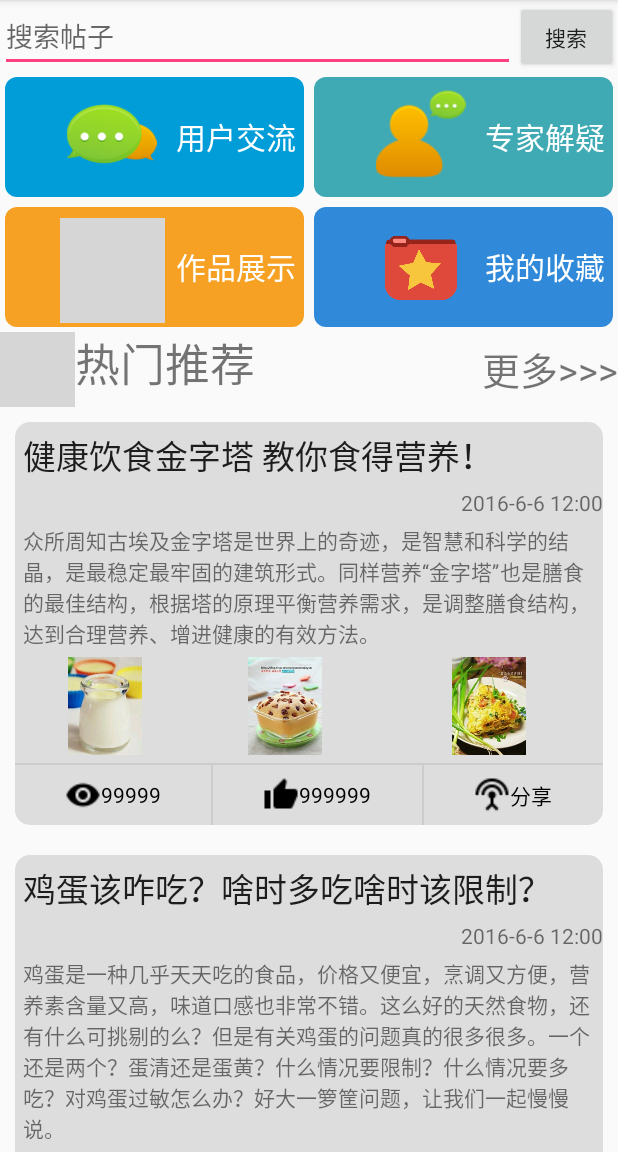
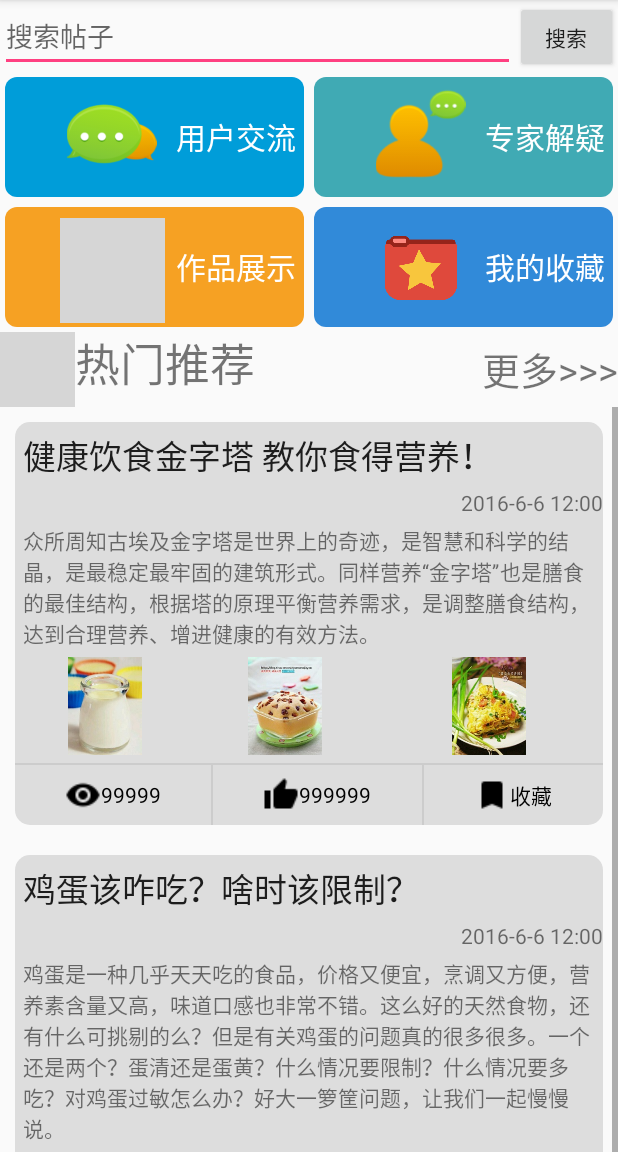
Before and after one commit to 124team/Dietitian2, an Android app: the fragment fragment3 shown on its own in the app's theme, on a phone screen of 412 x 824 dp, the part 84-1236 px from its top. Run offline under Robolectric (Android 15) with nearby library versions, the phone set to English and light mode, and no system bars; our stand-ins replace CircleImageView; grey boxes are pictures that could not be loaded.

Commit message:
一些小的界面修改

```diff
--- a/app/src/main/java/edu/neusoft/a124team/dietitian/fragment3.java
+++ b/app/src/main/java/edu/neusoft/a124team/dietitian/fragment3.java
@@ -1,5 +1,6 @@
 package edu.neusoft.a124team.dietitian;
 
+import android.content.Context;
 import android.content.Intent;
 import android.os.Bundle;
 import android.support.annotation.Nullable;
@@ -7,8 +8,11 @@ import android.support.v4.app.Fragment;
 import android.view.LayoutInflater;
 import android.view.View;
 import android.view.ViewGroup;
+import android.widget.AdapterView;
+import android.widget.Button;
 import android.widget.LinearLayout;
 import android.widget.ListView;
+import android.widget.Toast;
 
 import java.util.ArrayList;
 import java.util.HashMap;
@@ -18,7 +22,6 @@ import edu.neusoft.a124team.dietitian.wangHan.W_UserCommunicate;
 import edu.neusoft.a124team.dietitian.wangHan.W_moreHotTxt;
 import edu.neusoft.a124team.dietitian.wangHan.W_mylove;
 import edu.neusoft.a124team.dietitian.wangHan.W_workDisplay;
-import edu.neusoft.a124team.dietitian.wangHan.fragmentAdapter.W_adapter_Utility;
 import edu.neusoft.a124team.dietitian.wangHan.fragmentAdapter.W_dataControl;
 import edu.neusoft.a124team.dietitian.wangHan.fragmentAdapter.W_fragment_baseAdapter;
 
@@ -27,13 +30,28 @@ public class fragment3 extends Fragment {
     private LinearLayout UserCommunication,ExpertsAnswer,WorkDisplay,MyLove,More;
     private ArrayList<HashMap<String,String>> data;
     private ListView listView;
+    private Button searchButton;
+    private Context context;
 
 
     @Nullable
     @Override
-    public View onCreateView(LayoutInflater inflater, ViewGroup container, Bundle savedInstanceState) {
+    public View onCreateView(LayoutInflater inflater, final ViewGroup container, Bundle savedInstanceState) {
 
         View view = inflater.inflate(R.layout.layout3, container, false);
+
+        /**
+         * 注册界面监听器
+         */
+
+        searchButton = (Button)view.findViewById(R.id.w_fragment_searchButton);
+        searchButton.setOnClickListener(new View.OnClickListener() {
+            @Override
+            public void onClick(View v) {
+                Toast.makeText(getContext(),"没有找到相关内容",Toast.LENGTH_LONG).show();
+            }
+        });
+
         UserCommunication = (LinearLayout)view.findViewById(R.id.w_btn_communityLayout);
         UserCommunication.setOnClickListener(new View.OnClickListener() {
             @Override
@@ -94,7 +112,7 @@ public class fragment3 extends Fragment {
                 R.drawable.h_breakfast_item2+"",
                 R.drawable.h_breakfast_item3+""));
         data.add(W_dataControl.getFrgmentTxt(
-                "鸡蛋该咋吃？啥时多吃啥时该限制？",
+                "鸡蛋该咋吃？啥时该限制？",
                 "鸡蛋是一种几乎天天吃的食品，价格又便宜，烹调又方便，营养素含量又高，味道口感也非常不错。这么好的天然食物，还有什么可挑剔的么？但是有关鸡蛋的问题真的很多很多。一个还是两个？蛋清还是蛋黄？什么情况要限制？什么情况要多吃？对鸡蛋过敏怎么办？好大一箩筐问题，让我们一起慢慢说。",
                 R.drawable.w_img_egg_3 +"",
                 R.drawable.w_img_egg+"",
@@ -108,8 +126,27 @@ public class fragment3 extends Fragment {
 
         W_fragment_baseAdapter adapter = new W_fragment_baseAdapter(getActivity(),data);
         listView.setAdapter(adapter);
-        W_adapter_Utility.setListViewHeightBasedOnChildren(listView);
 
         return view;
     }
+
+    public class MyListener implements AdapterView.OnItemClickListener{
+
+        Intent intent;
+
+        @Override
+        public void onItemClick(AdapterView<?> parent, View view, int position, long id) {
+            switch (position){
+                case (0) :
+
+                    break;
+                case (1):
+
+                    break;
+                case (2):
+
+                    break;
+            }
+        }
+    }
 }
--- a/app/src/main/java/edu/neusoft/a124team/dietitian/wangHan/W_ExpertsAnswer.java
+++ b/app/src/main/java/edu/neusoft/a124team/dietitian/wangHan/W_ExpertsAnswer.java
@@ -2,6 +2,7 @@ package edu.neusoft.a124team.dietitian.wangHan;
 
 import android.os.Bundle;
 import android.support.v7.app.AppCompatActivity;
+
 import edu.neusoft.a124team.dietitian.R;
 
 /**
@@ -10,10 +11,12 @@ import edu.neusoft.a124team.dietitian.R;
 
 public class W_ExpertsAnswer extends AppCompatActivity {
 
+
     @Override
     protected void onCreate(Bundle savedInstanceState) {
         super.onCreate(savedInstanceState);
         setContentView(R.layout.activity_w_experts_answer);
         setTitle("专家解疑");
     }
+
 }
--- a/app/src/main/java/edu/neusoft/a124team/dietitian/wangHan/fragmentAdapter/W_adapter_Utility.java
+++ /dev/null
@@ -1,33 +0,0 @@
-package edu.neusoft.a124team.dietitian.wangHan.fragmentAdapter;
-
-import android.view.View;
-import android.view.ViewGroup;
-import android.widget.ListAdapter;
-import android.widget.ListView;
-
-/**
- * Created by Hansen on 2016/6/11.
- * 使listView可以自动算出高度适应ScrollView
- *
- */
-public class W_adapter_Utility {
-    public static void setListViewHeightBasedOnChildren(ListView listView) {
-        // 获取ListView对应的Adapter
-        ListAdapter listAdapter = listView.getAdapter();
-        if(listAdapter == null) {
-            return;
-        }
-        int totalHeight = 0;
-        for(int i = 0, len = listAdapter.getCount(); i < len; i++) { // listAdapter.getCount()返回数据项的数目
-            View listItem = listAdapter.getView(i, null, listView);
-            listItem.measure(0, 0); // 计算子项View 的宽高
-            totalHeight += listItem.getMeasuredHeight(); // 统计所有子项的总高度
-        }
-        ViewGroup.LayoutParams params = listView.getLayoutParams();
-        params.height =800+ totalHeight
-                + (listView.getDividerHeight() * (listAdapter.getCount() - 1));
-        // listView.getDividerHeight()获取子项间分隔符占用的高度
-        // params.height最后得到整个ListView完整显示需要的高度
-        listView.setLayoutParams(params);
-    }
-}
--- a/app/src/main/res/layout/layout3.xml
+++ b/app/src/main/res/layout/layout3.xml
@@ -193,7 +193,7 @@
 
             <ListView
                 android:layout_width="match_parent"
-                android:layout_height="600dp"
+                android:layout_height="900dp"
                 android:id="@+id/w_fragment_listView"
                 android:divider="@null"
                 >
--- a/app/src/main/res/layout/w_fragment_listview_item.xml
+++ b/app/src/main/res/layout/w_fragment_listview_item.xml
@@ -140,7 +140,7 @@
                 <ImageView
                     android:layout_width="wrap_content"
                     android:layout_height="match_parent"
-                    android:src="@drawable/w_icon_share"
+                    android:src="@drawable/w_icon_collecte"
                     />
 
                 <TextView
@@ -148,7 +148,7 @@
                     android:layout_height="match_parent"
                     android:gravity="center"
                     android:textColor="#000000"
-                    android:text="分享"
+                    android:text="收藏"
                     />
 
             </LinearLayout>
```
Also changed, not shown: app/src/main/res/drawable/w_icon_collecte.png (added).
